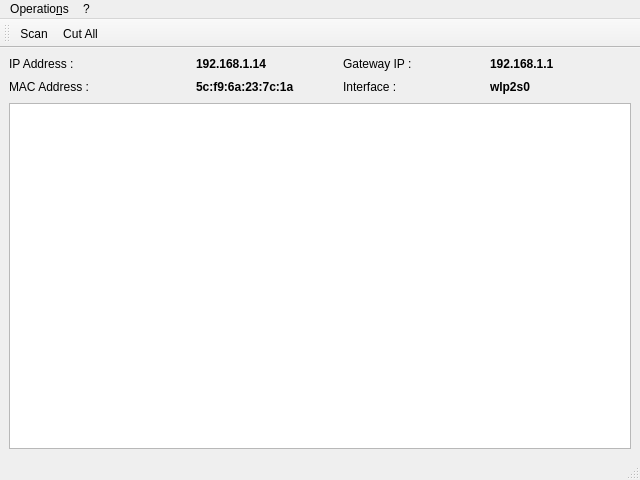
The window that ui/main.ui (Qchmqs/NetShut) describes before a commit, drawn with Qt 5.
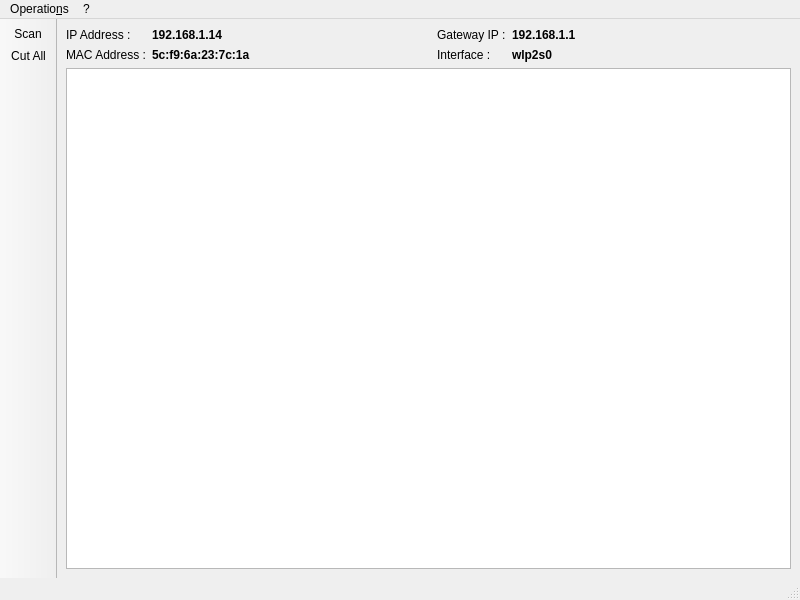
The same window after the commit.

```diff
--- a/ui/main.ui
+++ b/ui/main.ui
@@ -6,8 +6,8 @@
    <rect>
     <x>0</x>
     <y>0</y>
-    <width>640</width>
-    <height>480</height>
+    <width>800</width>
+    <height>600</height>
    </rect>
   </property>
   <property name="windowTitle">
@@ -16,26 +16,10 @@
   <widget class="QWidget" name="centralwidget">
    <layout class="QVBoxLayout" name="verticalLayout">
     <item>
-     <layout class="QGridLayout" name="gridLayout">
+     <layout class="QGridLayout" name="gridLayout" columnstretch="0,1,0,1">
       <property name="topMargin">
        <number>0</number>
       </property>
-      <item row="1" column="1">
-       <spacer name="horizontalSpacer">
-        <property name="orientation">
-         <enum>Qt::Horizontal</enum>
-        </property>
-        <property name="sizeType">
-         <enum>QSizePolicy::Maximum</enum>
-        </property>
-        <property name="sizeHint" stdset="0">
-         <size>
-          <width>40</width>
-          <height>20</height>
-         </size>
-        </property>
-       </spacer>
-      </item>
       <item row="0" column="0">
        <widget class="QLabel" name="label">
         <property name="text">
@@ -43,7 +27,7 @@
         </property>
        </widget>
       </item>
-      <item row="0" column="2">
+      <item row="0" column="1">
        <widget class="QLabel" name="lbl_ip">
         <property name="text">
          <string>&lt;b&gt;192.168.1.14&lt;/b&gt;</string>
@@ -57,35 +41,35 @@
         </property>
        </widget>
       </item>
-      <item row="1" column="2">
+      <item row="1" column="1">
        <widget class="QLabel" name="lbl_mac">
         <property name="text">
          <string>&lt;b&gt;5c:f9:6a:23:7c:1a&lt;/b&gt;</string>
         </property>
        </widget>
       </item>
-      <item row="0" column="3">
+      <item row="0" column="2">
        <widget class="QLabel" name="label_5">
         <property name="text">
          <string>Gateway IP :</string>
         </property>
        </widget>
       </item>
-      <item row="0" column="4">
+      <item row="0" column="3">
        <widget class="QLabel" name="lbl_gw">
         <property name="text">
          <string>&lt;b&gt;192.168.1.1&lt;/b&gt;</string>
         </property>
        </widget>
       </item>
-      <item row="1" column="3">
+      <item row="1" column="2">
        <widget class="QLabel" name="label_2">
         <property name="text">
          <string>Interface :</string>
         </property>
        </widget>
       </item>
-      <item row="1" column="4">
+      <item row="1" column="3">
        <widget class="QLabel" name="lbl_iface">
         <property name="text">
          <string>&lt;b&gt;wlp2s0&lt;/b&gt;</string>
@@ -104,7 +88,7 @@
     <rect>
      <x>0</x>
      <y>0</y>
-     <width>640</width>
+     <width>800</width>
      <height>29</height>
     </rect>
    </property>
@@ -128,10 +112,19 @@
   <widget class="QStatusBar" name="statusbar"/>
   <widget class="QToolBar" name="toolBar">
    <property name="windowTitle">
-    <string>toolBar</string>
+    <string>Main Toolbar</string>
+   </property>
+   <property name="movable">
+    <bool>false</bool>
+   </property>
+   <property name="toolButtonStyle">
+    <enum>Qt::ToolButtonTextUnderIcon</enum>
+   </property>
+   <property name="floatable">
+    <bool>false</bool>
    </property>
    <attribute name="toolBarArea">
-    <enum>TopToolBarArea</enum>
+    <enum>LeftToolBarArea</enum>
    </attribute>
    <attribute name="toolBarBreak">
     <bool>false</bool>
```
